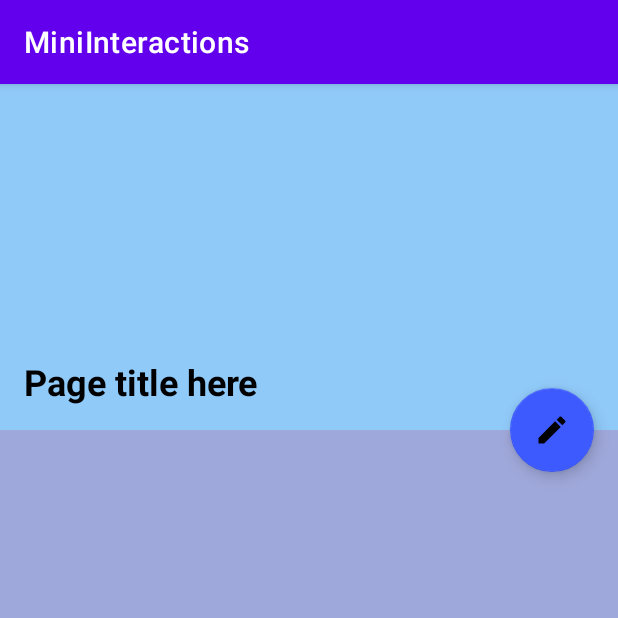
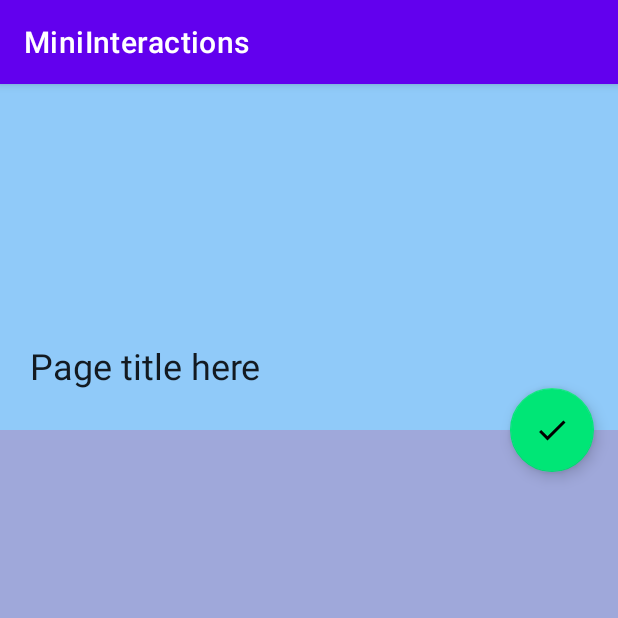
Before and after one commit to yonatanGal/Post_PC_ex1, an Android app: the EditTitleActivity screen opened directly, with no data from a screen before it, after a tap on an icon or button, on a phone screen of 412 x 824 dp, the top half of it. Run offline under Robolectric (Android 15) with nearby library versions, the phone set to English and light mode, and no system bars.

```diff
--- a/app/src/main/java/android/exercise/mini/interactions/EditTitleActivity.java
+++ b/app/src/main/java/android/exercise/mini/interactions/EditTitleActivity.java
@@ -2,6 +2,7 @@ package android.exercise.mini.interactions;
 
 import android.os.Bundle;
 import android.view.View;
+import android.view.inputmethod.InputMethodManager;
 import android.widget.EditText;
 import android.widget.TextView;
 
@@ -11,84 +12,99 @@ import androidx.appcompat.app.AppCompatActivity;
 import com.google.android.material.floatingactionbutton.FloatingActionButton;
 
 public class EditTitleActivity extends AppCompatActivity {
-
-  // TODO:
-  //  you can add fields to this class. those fields will be accessibly inside any method
-  //  (like `onCreate()` and `onBackPressed()` methods)
-  // for any field, make sure to set it's initial value. You CAN'T write a custom constructor
-  // for example, you can add this field:
-  // `private boolean isEditing = false;`
-  // in onCreate() set `this.isEditing` to `true` once the user starts editing, set to `false` once done editing
-  // in onBackPressed() check `if(this.isEditing)` to understand what to do
+    private boolean isEditing = false;
 
     @Override
     protected void onCreate(Bundle savedInstanceState) {
         super.onCreate(savedInstanceState);
         setContentView(R.layout.activity_edit_title);
+        InputMethodManager imm = (InputMethodManager) getSystemService(INPUT_METHOD_SERVICE);
 
         // find all views
         FloatingActionButton fabStartEdit = findViewById(R.id.fab_start_edit);
         FloatingActionButton fabEditDone = findViewById(R.id.fab_edit_done);
+
         TextView textViewTitle = findViewById(R.id.textViewPageTitle);
         EditText editTextTitle = findViewById(R.id.editTextPageTitle);
 
         // setup - start from static title with "edit" button
         fabStartEdit.setVisibility(View.VISIBLE);
+        fabStartEdit.setAlpha(1.0f);
         fabEditDone.setVisibility(View.GONE);
-    textViewTitle.setText("Page title here");
+        fabEditDone.setAlpha(0.0f);
+        String defaultTitle = "Page title here";
+        textViewTitle.setText(defaultTitle);
         textViewTitle.setVisibility(View.VISIBLE);
-    editTextTitle.setText("Page title here");
+        editTextTitle.setText(defaultTitle);
         editTextTitle.setVisibility(View.GONE);
+
 
         // handle clicks on "start edit"
         fabStartEdit.setOnClickListener(v -> {
-      /*
-      TODO:
-      1. animate out the "start edit" FAB
-      2. animate in the "done edit" FAB
-      3. hide the static title (text-view)
-      4. show the editable title (edit-text)
-      5. make sure the editable title's text is the same as the static one
-      6. optional (HARD!) make the keyboard to open with the edit-text focused,
-          so the user can start typing without the need another click on the edit-text
+            this.isEditing = true;
+            fadeOut(fabStartEdit);
+            fadeIn(fabEditDone);
+            textViewTitle.setVisibility(View.GONE);
+            editTextTitle.setVisibility(View.VISIBLE);
 
-      to complete (1.) & (2.), start by just changing visibility. only add animations after everything else is ready
-       */
+            // open keyboard and move cursor
+            editTextTitle.requestFocus();
+            editTextTitle.setSelection(editTextTitle.getText().length());
+            imm.showSoftInput(editTextTitle, InputMethodManager.SHOW_FORCED);
+
         });
 
         // handle clicks on "done edit"
         fabEditDone.setOnClickListener(v -> {
-      /*
-      TODO:
-      1. animate out the "done edit" FAB
-      2. animate in the "start edit" FAB
-      3. take the text from the user's input in the edit-text and put it inside the static text-view
-      4. show the static title (text-view)
-      5. hide the editable title (edit-text)
-      6. make sure that the keyboard is closed
+            this.isEditing = false;
+            fadeOut(fabEditDone);
+            fadeIn(fabStartEdit);
+            textViewTitle.setText(editTextTitle.getText());
+            textViewTitle.setVisibility(View.VISIBLE);
+            editTextTitle.setVisibility(View.GONE);
 
-      to complete (1.) & (2.), start by just changing visibility. only add animations after everything else is ready
-       */
+            // close keyboard
+            editTextTitle.requestFocus();
+            imm.hideSoftInputFromWindow(textViewTitle.getWindowToken(), 0);
         });
     }
 
     @Override
     public void onBackPressed() {
         // BACK button was clicked
-    /*
-    TODO:
-    if user is now editing, tap on BACK will revert the edit. do the following:
-    1. hide the edit-text
-    2. show the static text-view with previous text (discard user's input)
-    3. animate out the "done-edit" FAB
-    4. animate in the "start-edit" FAB
 
-    else, the user isn't editing. continue normal BACK tap behavior to exit the screen.
-    call `super.onBackPressed()`
+        // find all the views like before:
+        FloatingActionButton fabStartEdit = findViewById(R.id.fab_start_edit);
+        FloatingActionButton fabEditDone = findViewById(R.id.fab_edit_done);
+        TextView textViewTitle = findViewById(R.id.textViewPageTitle);
+        EditText editTextTitle = findViewById(R.id.editTextPageTitle);
+        if (this.isEditing)
+        {
+            this.isEditing = false;
+            fadeOut(fabEditDone);
+            fadeIn(fabStartEdit);
+            textViewTitle.setVisibility(View.VISIBLE);
+            editTextTitle.setText(textViewTitle.getText());
+            editTextTitle.setVisibility(View.GONE);
+        }
+        else super.onBackPressed();
+    }
 
-    notice:
-    to work with views, you will need to find them first.
-    to find views call `findViewById()` in a same way like in `onCreate()`
-     */
+    private void fadeOut(FloatingActionButton button)
+    // a method to animate out a button
+    {
+        button.animate().alpha(0.0f).setDuration(1000).start();
+        button.setVisibility(View.GONE);
     }
+
+    private void fadeIn(FloatingActionButton button)
+    // a method to animate in a button
+    {
+        button.setVisibility(View.VISIBLE);
+        button.animate().alpha(1.0f).setDuration(1000).start();
+
     }
+
+
+
+}
--- a/build.gradle
+++ b/build.gradle
@@ -5,7 +5,7 @@ buildscript {
         jcenter()
     }
     dependencies {
-        classpath "com.android.tools.build:gradle:4.1.0"
+        classpath 'com.android.tools.build:gradle:4.1.3'
 
         // NOTE: Do not place your application dependencies here; they belong
         // in the individual module build.gradle files
```
Lines whose indentation alone changed are shown as unchanged.
